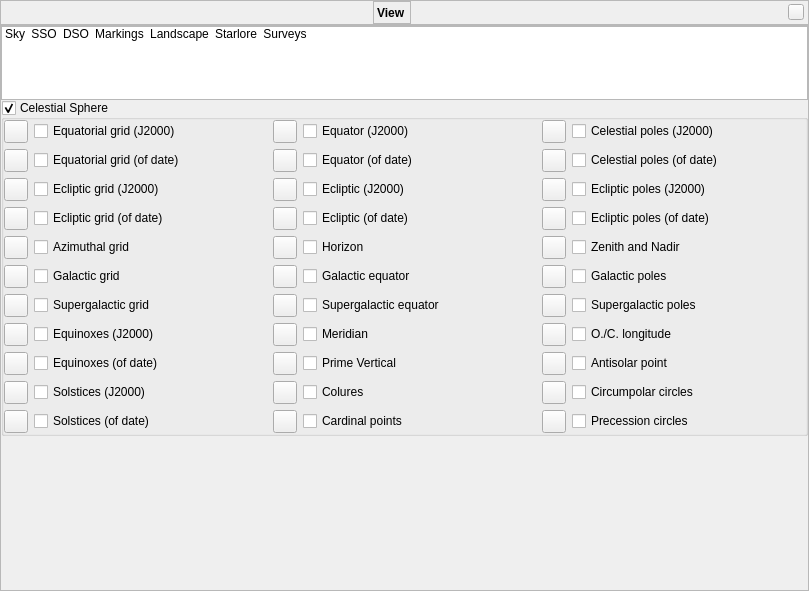
This is src/gui/viewDialog.ui in 519984307/stellarium_src as Qt 5 draws it before an edit. The edited form follows.
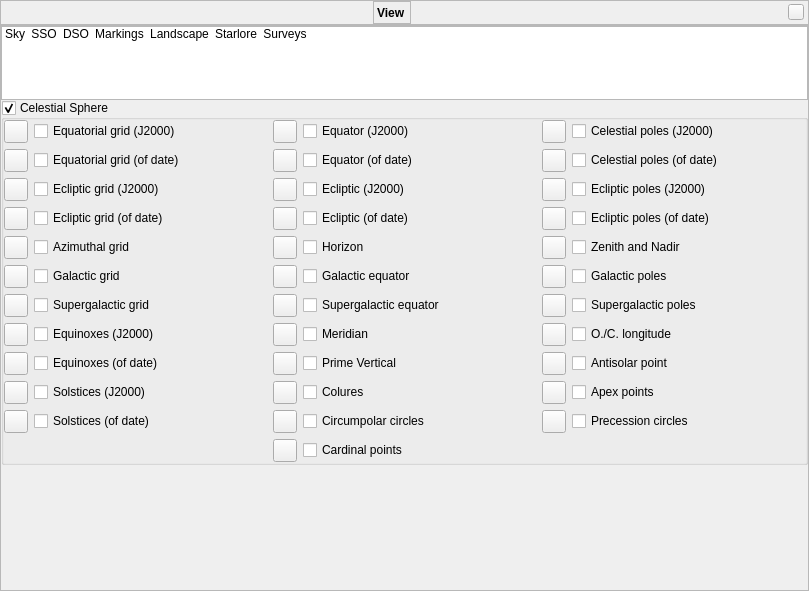
This is the edited form. The open tabs and pages were chosen to show the change. Icons and pictures are not drawn. Custom widgets are drawn as their Qt base class.

Commit message: Added display of Apex/Antapex points (Fix #737)

What changed in the file:
```diff
--- a/src/gui/viewDialog.ui
+++ b/src/gui/viewDialog.ui
@@ -2771,6 +2771,26 @@
                 </widget>
                </item>
                <item row="10" column="2">
+                <widget class="QToolButton" name="colorCircumpolarCircles">
+                 <property name="toolTip">
+                  <string>Color of circumpolar circles</string>
+                 </property>
+                 <property name="text">
+                  <string notr="true"/>
+                 </property>
+                </widget>
+               </item>
+               <item row="10" column="3">
+                <widget class="QCheckBox" name="showCircumpolarCirclesCheckBox">
+                 <property name="toolTip">
+                  <string>These circles delimit stars which stay always above (respectively below) the mathematical horizon.</string>
+                 </property>
+                 <property name="text">
+                  <string>Circumpolar circles</string>
+                 </property>
+                </widget>
+               </item>
+               <item row="11" column="2">
                 <widget class="QToolButton" name="colorCardinalPoints">
                  <property name="toolTip">
                   <string>Color of cardinal points</string>
@@ -2780,7 +2800,7 @@
                  </property>
                 </widget>
                </item>
-               <item row="10" column="3">
+               <item row="11" column="3">
                 <widget class="QCheckBox" name="showCardinalPointsCheckBox">
                  <property name="toolTip">
                   <string>Labels for the Cardinal and Ordinal directions.</string>
@@ -2959,7 +2979,7 @@
                 </widget>
                </item>
                <item row="9" column="4">
-                <widget class="QToolButton" name="colorCircumpolarCircles">
+                <widget class="QToolButton" name="colorApexPoints">
                  <property name="toolTip">
                   <string>Color of circumpolar circles</string>
                  </property>
@@ -2969,12 +2989,12 @@
                 </widget>
                </item>
                <item row="9" column="5">
-                <widget class="QCheckBox" name="showCircumpolarCirclesCheckBox">
+                <widget class="QCheckBox" name="showApexPointsCheckBox">
                  <property name="toolTip">
                   <string>These circles delimit stars which stay always above (respectively below) the mathematical horizon.</string>
                  </property>
                  <property name="text">
-                  <string>Circumpolar circles</string>
+                  <string>Apex points</string>
                  </property>
                 </widget>
                </item>
```
Left out of the diff: 10 changed lines with no effect on the pictures. The commit also changes 4 other files.
